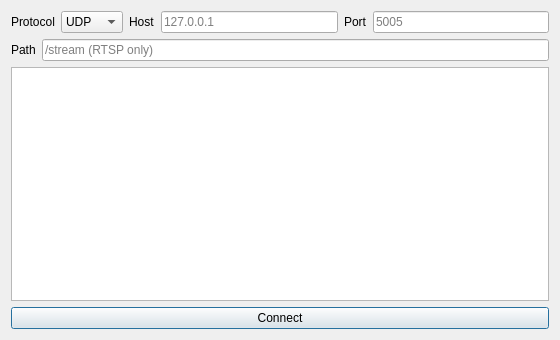
Old version of the form code/ui/ui_FmvOpenStream.ui in the repository All4Gis/QGISFMV.
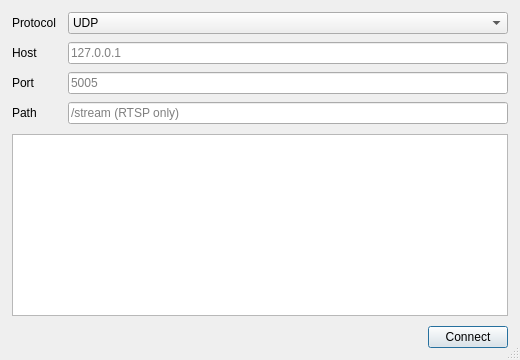
New version of the form. Icons and pictures are not drawn.

Diff of the .ui file:
```diff
--- a/code/ui/ui_FmvOpenStream.ui
+++ b/code/ui/ui_FmvOpenStream.ui
@@ -6,29 +6,74 @@
    <rect>
     <x>0</x>
     <y>0</y>
-    <width>560</width>
-    <height>340</height>
+    <width>520</width>
+    <height>360</height>
    </rect>
   </property>
+  <property name="sizePolicy">
+   <sizepolicy hsizetype="Preferred" vsizetype="Preferred">
+    <horstretch>0</horstretch>
+    <verstretch>0</verstretch>
+   </sizepolicy>
+  </property>
+  <property name="minimumSize">
+   <size>
+    <width>420</width>
+    <height>280</height>
+   </size>
+  </property>
   <property name="windowTitle">
    <string>Open Stream</string>
   </property>
+  <property name="sizeGripEnabled">
+   <bool>true</bool>
+  </property>
   <property name="windowIcon">
    <iconset>
     <normaloff>../images/misc/stream.png</normaloff>../images/misc/stream.png</iconset>
   </property>
-  <layout class="QVBoxLayout" name="verticalLayout">
+  <layout class="QVBoxLayout" name="verticalLayout" stretch="0,1,0">
+   <property name="spacing">
+    <number>10</number>
+   </property>
+   <property name="leftMargin">
+    <number>12</number>
+   </property>
+   <property name="topMargin">
+    <number>12</number>
+   </property>
+   <property name="rightMargin">
+    <number>12</number>
+   </property>
+   <property name="bottomMargin">
+    <number>12</number>
+   </property>
    <item>
-    <layout class="QHBoxLayout" name="horizontalLayout_2">
-     <item>
+    <layout class="QFormLayout" name="formLayout">
+     <property name="fieldGrowthPolicy">
+      <enum>QFormLayout::ExpandingFieldsGrow</enum>
+     </property>
+     <property name="horizontalSpacing">
+      <number>12</number>
+     </property>
+     <property name="verticalSpacing">
+      <number>8</number>
+     </property>
+     <item row="0" column="0">
       <widget class="QLabel" name="lbl_protocol">
        <property name="text">
         <string>Protocol</string>
        </property>
       </widget>
      </item>
-     <item>
+     <item row="0" column="1">
       <widget class="QComboBox" name="cmb_protocol">
+       <property name="sizePolicy">
+        <sizepolicy hsizetype="Expanding" vsizetype="Fixed">
+         <horstretch>1</horstretch>
+         <verstretch>0</verstretch>
+        </sizepolicy>
+       </property>
        <item>
         <property name="text">
          <string>UDP</string>
@@ -51,47 +96,61 @@
        </item>
       </widget>
      </item>
-     <item>
+     <item row="1" column="0">
       <widget class="QLabel" name="lbl_host">
        <property name="text">
         <string>Host</string>
        </property>
       </widget>
      </item>
-     <item>
+     <item row="1" column="1">
       <widget class="QLineEdit" name="ln_host">
+       <property name="sizePolicy">
+        <sizepolicy hsizetype="Expanding" vsizetype="Fixed">
+         <horstretch>1</horstretch>
+         <verstretch>0</verstretch>
+        </sizepolicy>
+       </property>
        <property name="placeholderText">
         <string>127.0.0.1</string>
        </property>
       </widget>
      </item>
-     <item>
+     <item row="2" column="0">
       <widget class="QLabel" name="lbl_port">
        <property name="text">
         <string>Port</string>
        </property>
       </widget>
      </item>
-     <item>
+     <item row="2" column="1">
       <widget class="QLineEdit" name="ln_port">
+       <property name="sizePolicy">
+        <sizepolicy hsizetype="Expanding" vsizetype="Fixed">
+         <horstretch>1</horstretch>
+         <verstretch>0</verstretch>
+        </sizepolicy>
+       </property>
        <property name="placeholderText">
         <string>5005</string>
        </property>
       </widget>
      </item>
-    </layout>
-   </item>
-   <item>
-    <layout class="QHBoxLayout" name="horizontalLayout_path">
-     <item>
+     <item row="3" column="0">
       <widget class="QLabel" name="lbl_path">
        <property name="text">
         <string>Path</string>
        </property>
       </widget>
      </item>
-     <item>
+     <item row="3" column="1">
       <widget class="QLineEdit" name="ln_path">
+       <property name="sizePolicy">
+        <sizepolicy hsizetype="Expanding" vsizetype="Fixed">
+         <horstretch>1</horstretch>
+         <verstretch>0</verstretch>
+        </sizepolicy>
+       </property>
        <property name="placeholderText">
         <string>/stream (RTSP only)</string>
        </property>
@@ -101,6 +160,12 @@
    </item>
    <item>
     <widget class="QTextEdit" name="lbl_hint">
+     <property name="sizePolicy">
+      <sizepolicy hsizetype="Expanding" vsizetype="Expanding">
+       <horstretch>1</horstretch>
+       <verstretch>1</verstretch>
+      </sizepolicy>
+     </property>
      <property name="readOnly">
       <bool>true</bool>
      </property>
@@ -111,6 +176,19 @@
    </item>
    <item>
     <layout class="QHBoxLayout" name="horizontalLayout_3">
+     <item>
+      <spacer name="horizontalSpacer">
+       <property name="orientation">
+        <enum>Qt::Horizontal</enum>
+       </property>
+       <property name="sizeHint" stdset="0">
+        <size>
+         <width>40</width>
+         <height>20</height>
+        </size>
+       </property>
+      </spacer>
+     </item>
      <item>
       <widget class="QPushButton" name="btn_Open">
        <property name="text">
```
Left out of the diff: 10 changed lines with no effect on the pictures.
